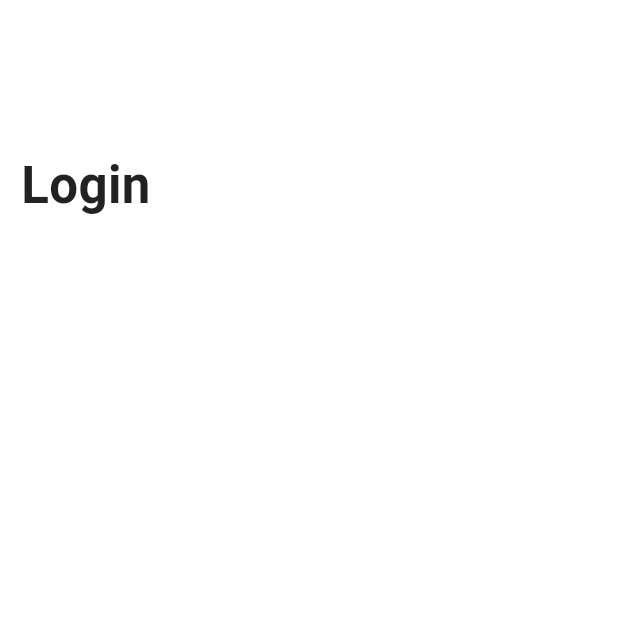
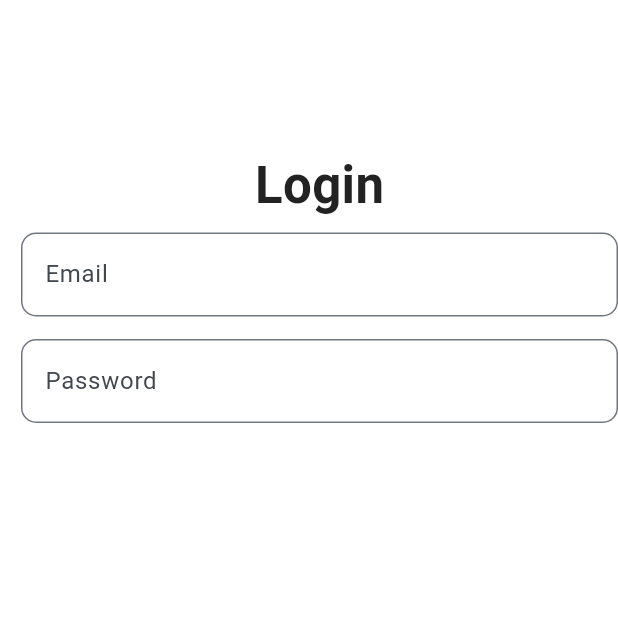
Before and after one commit to Abdelfatah-Darwish/Flutter-Ecommerce-App, a Flutter app: the screen it shows after launch, on a phone screen of 412 x 824 dp, the top half of it. Run offline on Flutter 3.47's test engine with Material 3 defaults, Android fonts, the phone set to English and light mode, and no system bars; Roboto replaces fonts that are missing (Metropolis).

Commit message:
adding text form field

```diff
--- /dev/null
+++ b/lib/utilities/widgets/text_form_field.dart
@@ -0,0 +1,40 @@
+// ignore_for_file: public_member_api_docs, sort_constructors_first
+import 'package:flutter/material.dart';
+
+class CustomTextField extends StatelessWidget {
+  final TextEditingController controller;
+  final FocusNode focusNode;
+  final String? labelText;
+  final String? hintText;
+  final String? validator;
+
+  const CustomTextField({
+    super.key,
+    required this.controller,
+    required this.focusNode,
+    this.labelText,
+    this.hintText,
+    this.validator,
+  });
+
+  @override
+  Widget build(BuildContext context) {
+    return TextFormField(
+      controller: controller,
+      focusNode: focusNode,
+      decoration: InputDecoration(
+        labelText: labelText,
+        hintText: hintText,
+        border: OutlineInputBorder(
+          borderRadius: BorderRadius.circular(10.0),
+        ),
+      ),
+      validator: (value) {
+        if (value == null || value.isEmpty) {
+          return validator;
+        }
+        return null;
+      },
+    );
+  }
+}
--- a/lib/views/pages/login_page.dart
+++ b/lib/views/pages/login_page.dart
@@ -1,5 +1,5 @@
-//import 'package:e_commerce_app/utilities/styles.dart';
 import 'package:e_commerce_app/utilities/styles.dart';
+import 'package:e_commerce_app/utilities/widgets/text_form_field.dart';
 import 'package:flutter/material.dart';
 
 class LoginPage extends StatefulWidget {
@@ -10,12 +10,20 @@ class LoginPage extends StatefulWidget {
 }
 
 class _LoginPageState extends State<LoginPage> {
+  final TextEditingController _usernameController = TextEditingController();
+  final TextEditingController _passwordController = TextEditingController();
+  final FocusNode _usernameFocusNode = FocusNode();
+  final FocusNode _passwordFocusNode = FocusNode();
+  final GlobalKey<FormState> _formKey = GlobalKey<FormState>();
+
   @override
   Widget build(BuildContext context) {
     return Scaffold(
       body: SafeArea(
         child: Padding(
           padding: const EdgeInsets.only(left: 14.0, top: 106.0),
+          child: Form(
+            key: _formKey,
             child: Column(
               children: [
                 Text(
@@ -23,9 +31,23 @@ class _LoginPageState extends State<LoginPage> {
                   style: Styles.headline,
                 ),
                 const SizedBox(height: 15),
-
-
+                CustomTextField(
+                  controller: _usernameController,
+                  focusNode: _usernameFocusNode,
+                  hintText: 'Enter your email',
+                  labelText: 'Email',
+                  validator: 'Please enter your email',
+                ),
+                const SizedBox(height: 15),
+                CustomTextField(
+                  controller: _passwordController,
+                  focusNode: _passwordFocusNode,
+                  hintText: 'Enter your password',
+                  labelText: 'Password',
+                  validator: 'Please enter your password',
+                ),
               ],
+            ),
           ),
         ),
       ),
```
Lines whose indentation alone changed are shown as unchanged.
